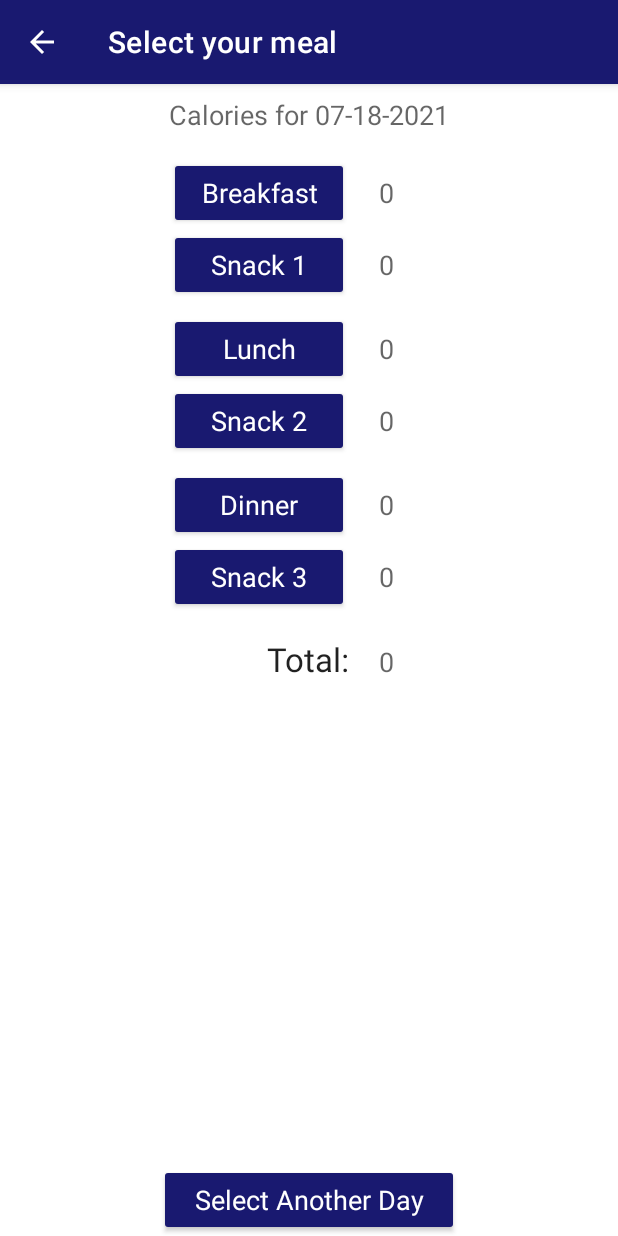
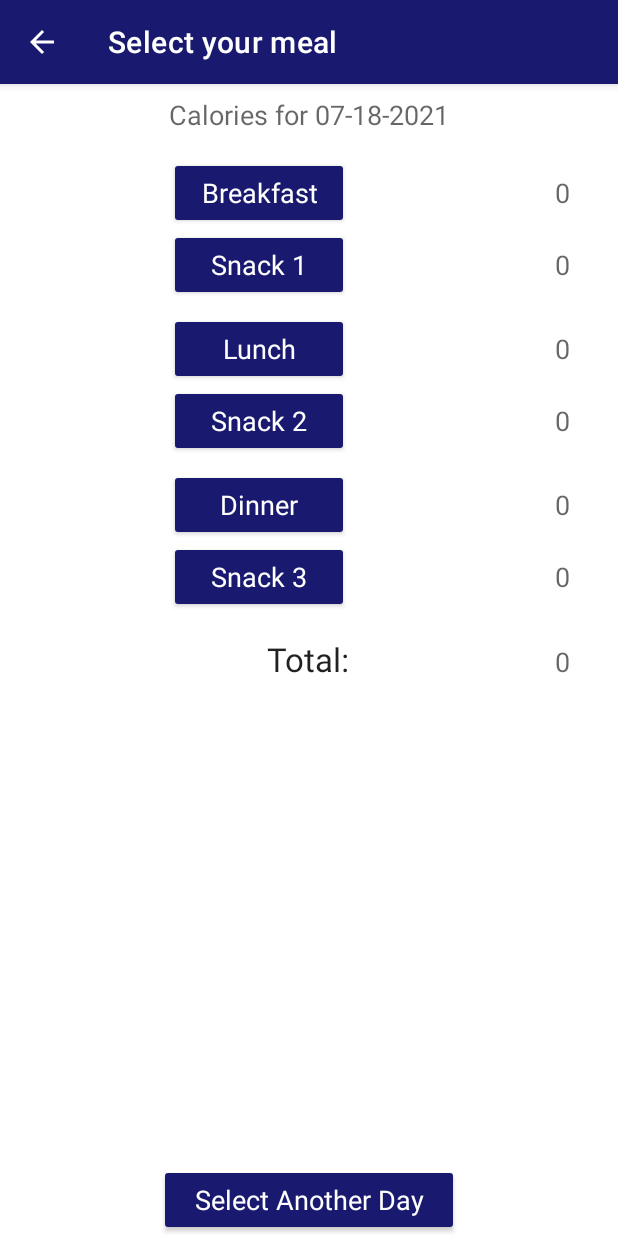
Before and after one commit to tombutlersings/FoodFight, an Android app: the acMeals screen opened directly, with no data from a screen before it, on a phone screen of 412 x 824 dp. Run offline under Robolectric (Android 15) with nearby library versions, the phone set to English and light mode, and no system bars.

Commit message:
Minor tweaks: activity_meals.xml

```diff
--- a/app/src/main/res/layout/activity_meals.xml
+++ b/app/src/main/res/layout/activity_meals.xml
@@ -10,13 +10,13 @@
         android:id="@+id/tvBreakfast"
         android:layout_width="wrap_content"
         android:layout_height="wrap_content"
-        android:layout_marginStart="140dp"
+        android:layout_marginEnd="32dp"
         android:text="@string/meals_label03"
         android:textAlignment="textEnd"
         android:textAppearance="@style/TextAppearance.AppCompat.Medium"
         android:textIsSelectable="false"
         app:layout_constraintBaseline_toBaselineOf="@+id/btnBreakfast"
-        app:layout_constraintStart_toStartOf="@+id/tvDate" />
+        app:layout_constraintEnd_toEndOf="parent" />
 
     <TextView
         android:id="@+id/tvTotal"
```
